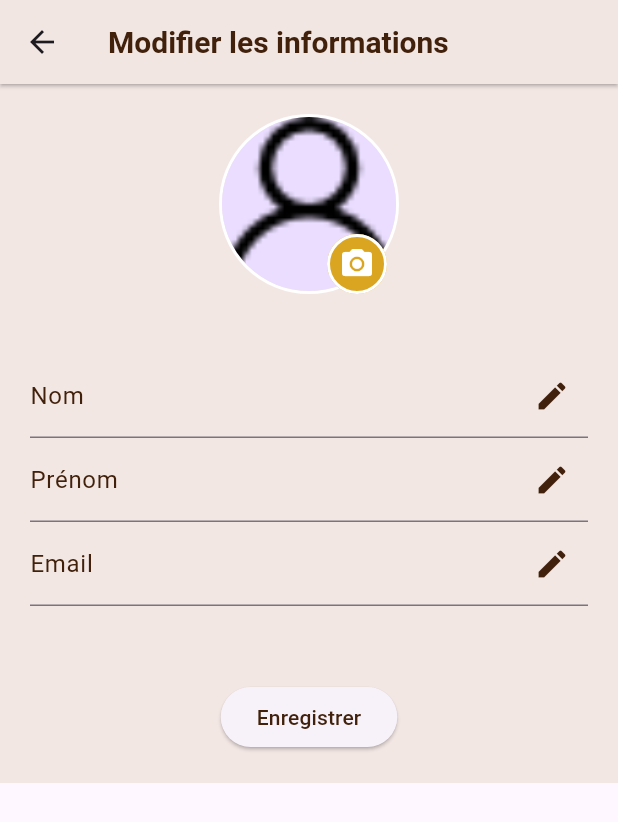
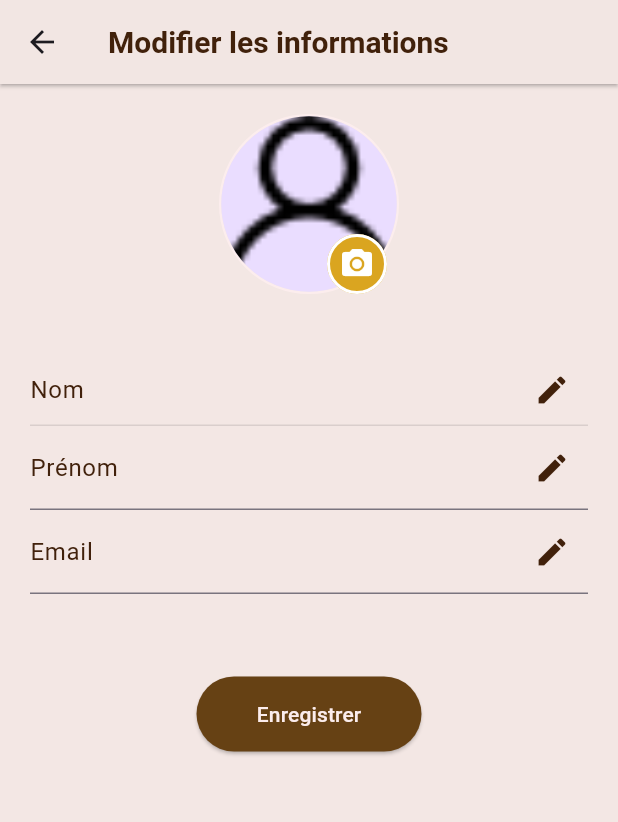
Before and after one commit to nahidath/flutter-app, a Flutter app: the ModifyInfo screen opened directly, after a tap on "Enregistrer", on a phone screen of 412 x 824 dp. Shown: the top 822 px of the screen. Run offline on Flutter 3.47's test engine with Material 3 defaults, Android fonts, the phone set to English and light mode, and no system bars; our stand-ins replace auto_size_text, share_plus; missing offline and left inert: auto_size_widget.

Commit message:
modifyInfo design page done, working on function

```diff
--- a/myapp/lib/pages/profile/subpages/modifyInfo.dart
+++ b/myapp/lib/pages/profile/subpages/modifyInfo.dart
@@ -10,6 +10,10 @@ class ModifyInfo extends StatefulWidget {
 }
 
 class _ModifyInfoState extends State<ModifyInfo> {
+
+  bool isEdit = false;
+  final TextEditingController _controller = TextEditingController();
+
   @override
   Widget build(BuildContext context) {
    // return Container();
@@ -24,6 +28,7 @@ class _ModifyInfoState extends State<ModifyInfo> {
       ),
       body: SingleChildScrollView(
         child: Container(
+          height: MediaQuery.of(context).size.height,
           padding: const EdgeInsets.all(20),
           decoration: const BoxDecoration(
             color: Color(0xFFF3E7E4),
@@ -37,51 +42,104 @@ class _ModifyInfoState extends State<ModifyInfo> {
                 key: Key('profile-picture'),
               ),
               const SizedBox(height: 40),
+              Stack( alignment: Alignment.centerRight, children: [
+                 TextFormField(
+                    enabled: isEdit,
+                    controller: _controller,
+                    decoration: InputDecoration(
+                      labelText: 'Nom',
+                      labelStyle: TextStyle(
+                        color: Color(0xFF41210b),
+                      ),
+                      focusedBorder: UnderlineInputBorder(
+                        borderSide: BorderSide(color: Color(0xFF41210b), width: 2),
+                      ),
+                      enabledBorder: UnderlineInputBorder(
+                        borderSide: BorderSide(
+                          color: Color(0xFF41210b),
+                          width: 2,
+                        ),
+                      ),
+                      // Espace à droite pour éviter que le texte passe sous l'icône
+                      contentPadding: EdgeInsets.only(right: 40),
+                    ),
+                    cursorColor: Color(0xFF41210b),
+                    style: const TextStyle(
+                      color: Color(0xFF41210b),
+                    ),
+                  ),
+                IconButton(
+                  icon: Icon(Icons.edit),
+                  color: const Color(0xFF41210b),
+                  onPressed: () => {
+                    print("pui"),
+                    setState(() {
+                      isEdit = !isEdit;
+                    })
+                  },
+                ),
+              ]),
+
               TextFormField(
-                decoration: const InputDecoration(
-                  labelText: 'Nom',
+                decoration: InputDecoration(
+                  labelText: 'Prénom',
                   labelStyle: TextStyle(
                     color: Color(0xFF41210b),
                   ),
+                  focusedBorder: UnderlineInputBorder(
+                    borderSide: BorderSide(color: Color(0xFF41210b), width: 2),
+                  ),
                   suffixIcon: IconButton(
-                    icon: Icon(Icons.edit, color: Color(0xFF41210b)),
+                    icon: Icon(Icons.edit),
+                    color: Color(0xFF41210b),
                     onPressed: () => {
-                      print('edit'),
-                    },),
+                      print("hello")
+                    },
+                  ),
                 ),
+                cursorColor: Color(0xFF41210b),
                 style: const TextStyle(
                   color: Color(0xFF41210b),
                 ),
               ),
               TextFormField(
-                decoration: const InputDecoration(
-                  labelText: 'Prénom',
-                  labelStyle: TextStyle(
-                    color: Color(0xFF41210b),
-                  ),
-                  suffixIcon: Icon(Icons.edit, color: Color(0xFF41210b)),
-                ),
-                style: const TextStyle(
-                  color: Color(0xFF41210b),
-                ),
-              ),
-              TextFormField(
-                decoration: const InputDecoration(
+                decoration: InputDecoration(
                   labelText: 'Email',
                   labelStyle: TextStyle(
                     color: Color(0xFF41210b),
                   ),
-                  suffixIcon: Icon(Icons.edit, color: Color(0xFF41210b)),
+                  focusedBorder: UnderlineInputBorder(
+                    borderSide: BorderSide(color: Color(0xFF41210b), width: 2),
+                  ),
+                  suffixIcon: IconButton(
+                    icon: Icon(Icons.edit),
+                    color: Color(0xFF41210b),
+                    onPressed: () => {
+                      print("hello")
+                    },
+                  ),
                 ),
-                style: const TextStyle(
+                cursorColor: Color(0xFF41210b),
+                style: TextStyle(
                   color: Color(0xFF41210b),
                 ),
               ),
-              const SizedBox(height: 50),
+              const SizedBox(height: 55),
               ElevatedButton(
                 onPressed: () {},
-                child: const Text('Enregistrer', style: const TextStyle(
-                  color: Color(0xFF41210b),
+                style: ButtonStyle(
+                  backgroundColor: WidgetStateProperty.all(const Color(0xFF664114)),
+                  padding: WidgetStateProperty.all(const EdgeInsets.all(10)),
+                  fixedSize: WidgetStateProperty.all(const Size(150, 50)),
+                  shape: WidgetStateProperty.all(
+                    RoundedRectangleBorder(
+                      borderRadius: BorderRadius.circular(30),
+                    ),
+                  ),
+                ),
+
+                child: const Text('Enregistrer', style: TextStyle(
+                  color: Color(0xFFFCEDED),
                 ),),
               ),
             ],
--- a/myapp/lib/pages/profile/widgets/profilePicture.dart
+++ b/myapp/lib/pages/profile/widgets/profilePicture.dart
@@ -24,8 +24,8 @@ class ProfilePicture extends StatelessWidget {
           decoration: BoxDecoration(
             shape: BoxShape.circle,
             border: Border.all(
-              color: Colors.white,
-              width: 2,
+              color: Color(0xFFFCEDED),
+              width: 1.5,
             ),
           ),
           child: CircleAvatar(
```
